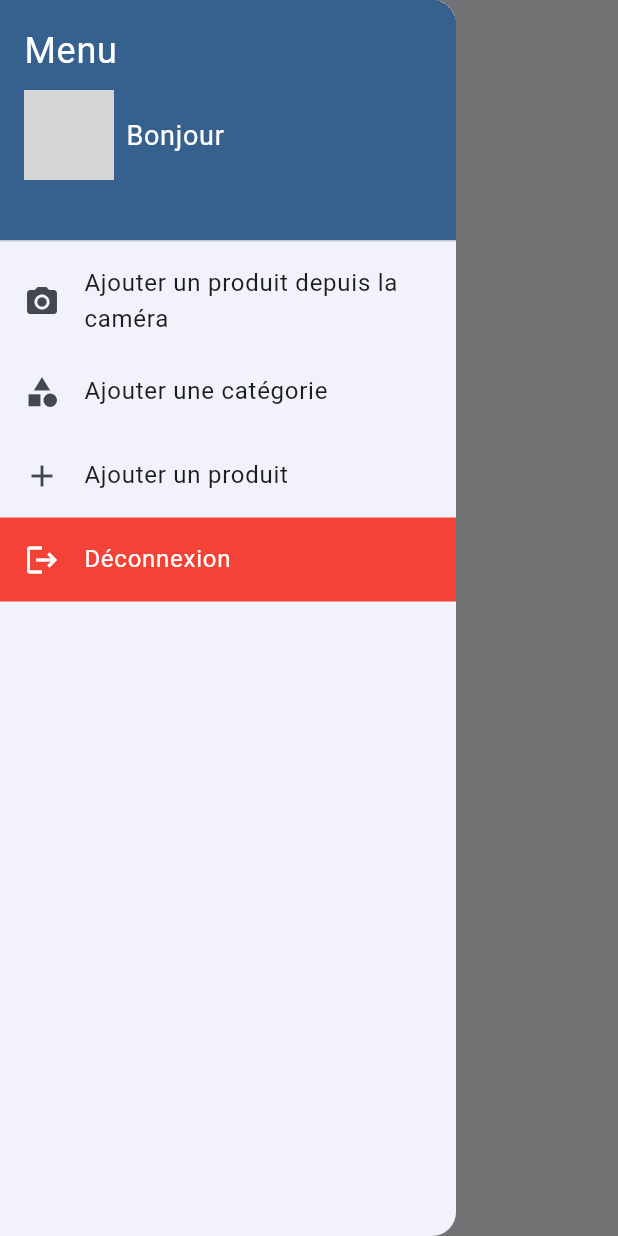
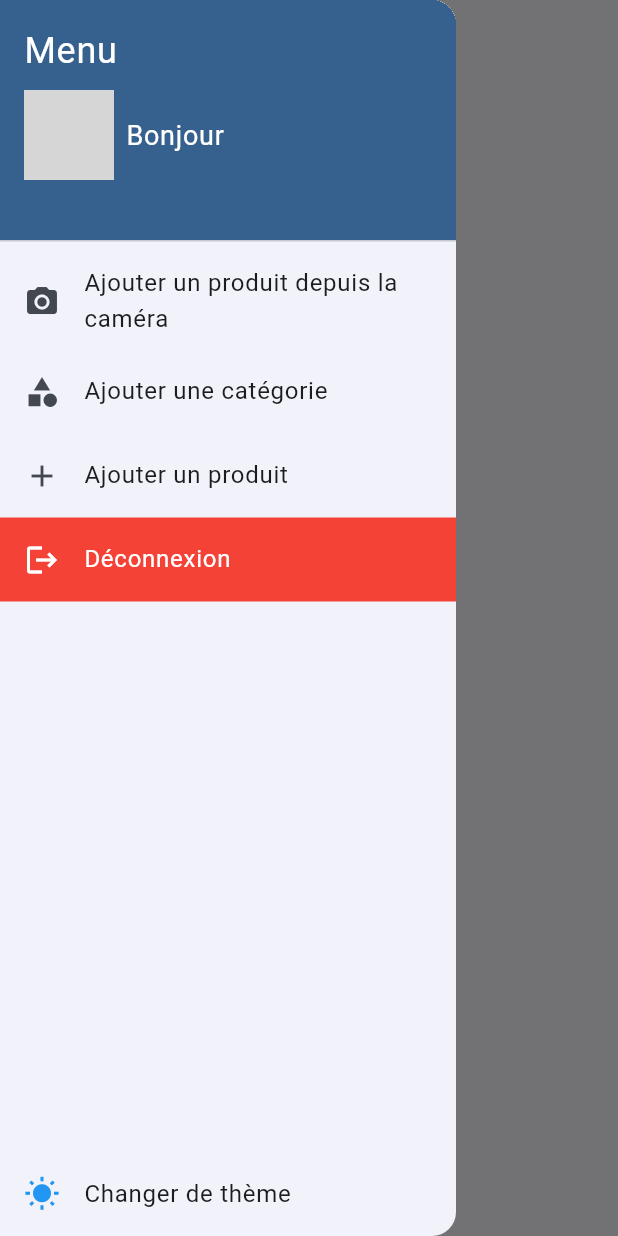
Before and after one commit to ThRedMat/flutter-M2, a Flutter app: the MyHomePage screen opened directly with empty values, with the side drawer open, on a phone screen of 412 x 824 dp. Run offline on Flutter 3.47's test engine with Material 3 defaults, Android fonts, the phone set to English and light mode, and no system bars; our stand-ins replace camera, cloud_firestore, firebase_auth, firebase_core; accounts and stored records are empty; grey boxes are pictures that could not be loaded.

Commit message:
Ajout du darkmode

```diff
--- /dev/null
+++ b/devtools_options.yaml
@@ -0,0 +1 @@
+extensions:
--- a/lib/my_home_page.dart
+++ b/lib/my_home_page.dart
@@ -1,6 +1,7 @@
 import 'package:flutter/material.dart';
 import 'package:cloud_firestore/cloud_firestore.dart';
 import 'package:firebase_auth/firebase_auth.dart';
+import 'package:provider/provider.dart';
 import 'camera.dart';
 import 'categorie.dart';
 import 'edit_product_page.dart';
@@ -8,6 +9,7 @@ import 'add_product.dart';
 import 'login.dart';
 import 'admin_users_page.dart';
 import 'manage_establishments.dart';
+import 'theme_provider.dart';
 
 class MyHomePage extends StatefulWidget {
   final String title;
@@ -100,6 +102,8 @@ class _MyHomePageState extends State<MyHomePage> {
 
   @override
   Widget build(BuildContext context) {
+    final themeProvider = Provider.of<ThemeProvider>(context);
+
     return Scaffold(
       appBar: AppBar(
         title: Text(widget.title),
@@ -132,6 +136,9 @@ class _MyHomePageState extends State<MyHomePage> {
         ],
       ),
       drawer: Drawer(
+        child: Column(
+          children: [
+            Expanded(
               child: ListView(
                 padding: EdgeInsets.zero,
                 children: <Widget>[
@@ -154,7 +161,8 @@ class _MyHomePageState extends State<MyHomePage> {
                           children: [
                             const CircleAvatar(
                               radius: 30,
-                        backgroundImage: AssetImage('assets/zero-two-bot.jpg'),
+                              backgroundImage:
+                                  AssetImage('assets/zero-two-bot.jpg'),
                             ),
                             const SizedBox(width: 8),
                             Text(
@@ -175,7 +183,8 @@ class _MyHomePageState extends State<MyHomePage> {
                     onTap: () {
                       Navigator.push(
                         context,
-                  MaterialPageRoute(builder: (context) => const CameraPage()),
+                        MaterialPageRoute(
+                            builder: (context) => const CameraPage()),
                       );
                     },
                   ),
@@ -196,7 +205,8 @@ class _MyHomePageState extends State<MyHomePage> {
                     onTap: () {
                       Navigator.push(
                         context,
-                  MaterialPageRoute(builder: (context) => AddProductPage()),
+                        MaterialPageRoute(
+                            builder: (context) => AddProductPage()),
                       );
                     },
                   ),
@@ -240,6 +250,21 @@ class _MyHomePageState extends State<MyHomePage> {
                         await _signOut();
                       },
                     ),
+                  ),
+                ],
+              ),
+            ),
+            ListTile(
+              leading: Icon(
+                themeProvider.isDarkMode ? Icons.nights_stay : Icons.wb_sunny,
+                color: themeProvider.isDarkMode ? Colors.yellow : Colors.blue,
+              ),
+              title: const Text('Changer de thème'),
+              onTap: () {
+                final provider =
+                    Provider.of<ThemeProvider>(context, listen: false);
+                provider.toggleTheme(!themeProvider.isDarkMode);
+              },
             ),
           ],
         ),
--- /dev/null
+++ b/lib/theme_provider.dart
@@ -0,0 +1,14 @@
+import 'package:flutter/material.dart';
+
+class ThemeProvider extends ChangeNotifier {
+  ThemeMode _themeMode = ThemeMode.light;
+
+  ThemeMode get themeMode => _themeMode;
+
+  bool get isDarkMode => _themeMode == ThemeMode.dark;
+
+  void toggleTheme(bool isOn) {
+    _themeMode = isOn ? ThemeMode.dark : ThemeMode.light;
+    notifyListeners();
+  }
+}
```
Also changed, not shown: lib/main.dart (+22 -2 lines), pubspec.yaml (+2 -65 lines), pubspec.lock. Lines whose indentation alone changed are shown as unchanged.
